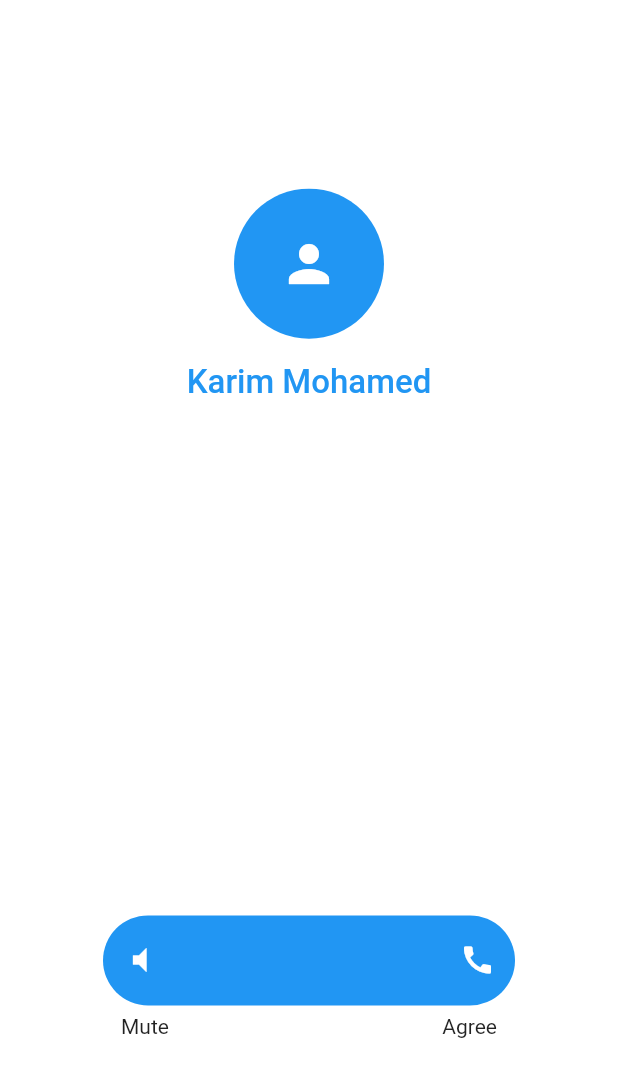
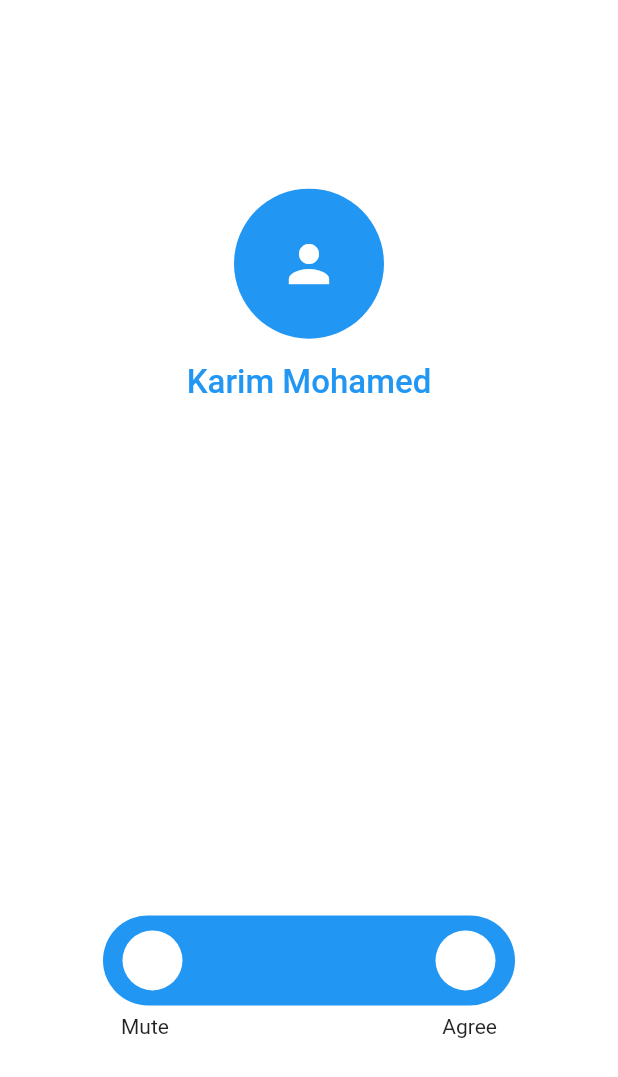
Before and after one commit to DPLYR-dev/InAppCallAlert, a Flutter app: the CallAlert screen opened directly, on a phone screen of 412 x 824 dp. Shown: the top 1077 px of the screen. Run offline on Flutter 3.47's test engine with Material 2 defaults, Android fonts, the phone set to English and light mode, and no system bars.

Commit message:
Wrap icons into Container

```diff
--- a/lib/inappcallalert.dart
+++ b/lib/inappcallalert.dart
@@ -62,15 +62,26 @@ class CallAlert extends StatelessWidget {
                           mainAxisAlignment: MainAxisAlignment.spaceBetween,
                           children: [
                             Container(
+                              padding: EdgeInsets.all(8),
+                              decoration: BoxDecoration(
+                              color: Colors.white,
+                              shape: BoxShape.circle
+                              ),
                               child: Icon(
                                 Icons.volume_mute,
                                 color: Colors.white,
                               ),
                             ),
                             Container(
-                              child: Icon(Icons.call,
-                              color: Colors.white,),
-
+                              padding: EdgeInsets.all(8),
+                              decoration: BoxDecoration(
+                              color: Colors.white,
+                              shape: BoxShape.circle
+                              ),
+                              child: Icon(
+                                Icons.call,
+                                color: Colors.white,
+                              ),
                             ),
                           ],
                         ),
```
